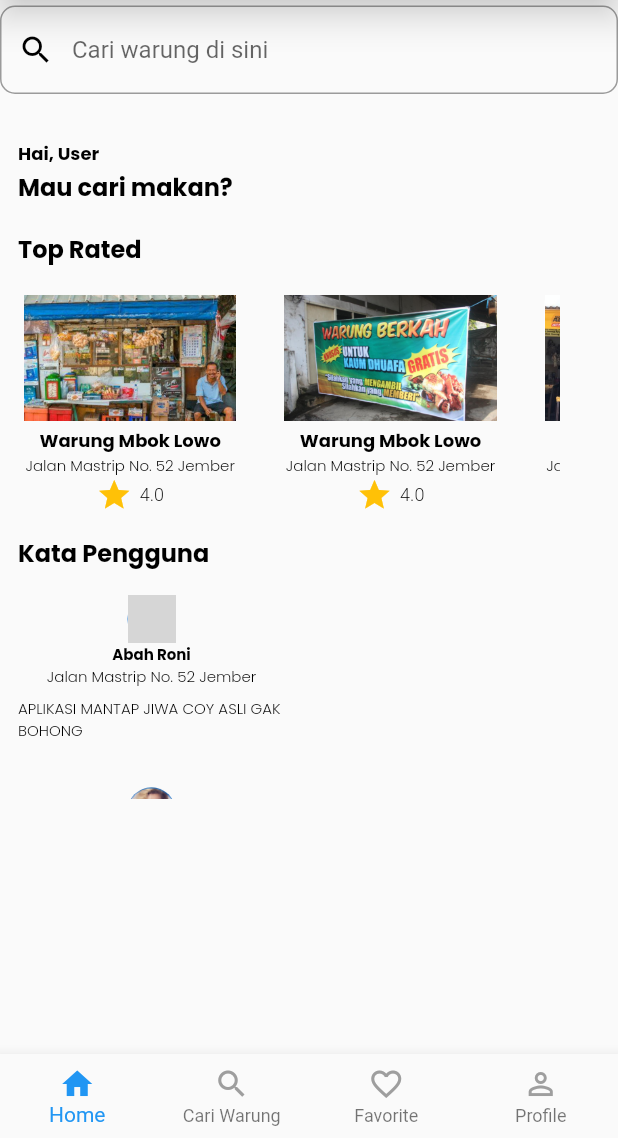
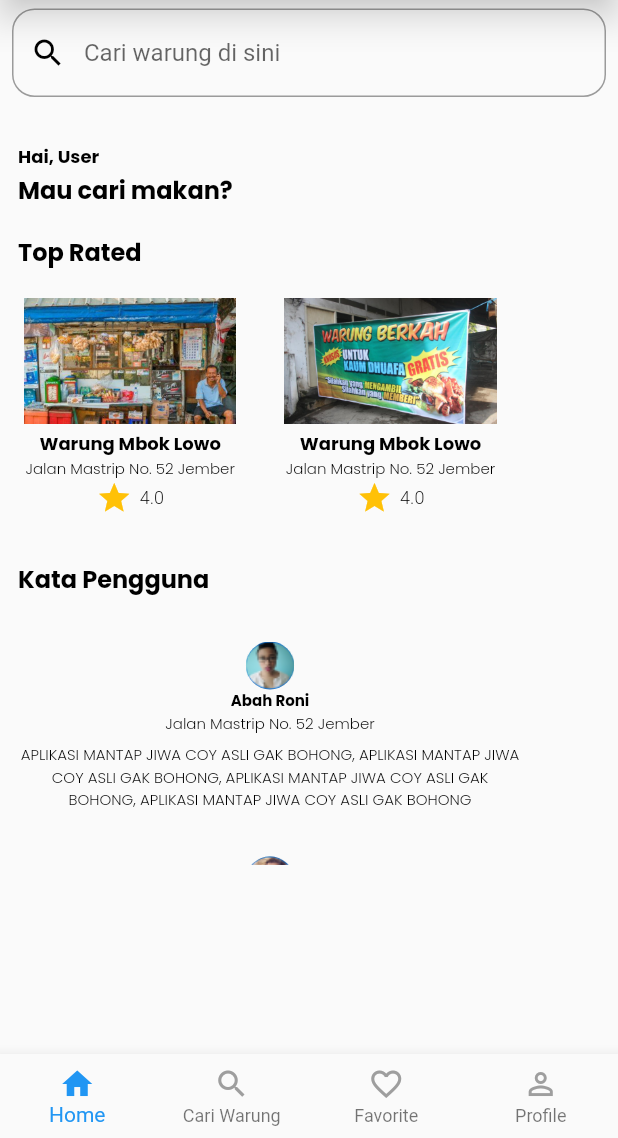
Before and after one commit to Bluemorpho61/WarungKuy-Mobile, a Flutter app: the screen it shows after launch, after a tap on "Masuk", on a phone screen of 412 x 824 dp, the part 98-1236 px from its top. Run offline on Flutter 3.47's test engine with Material 2 defaults, Android fonts, the phone set to English and light mode, and no system bars; our stand-ins replace google_fonts; grey boxes are pictures that could not be loaded.

Commit message:
Memperbaiki Frontend

```diff
--- a/lib/login.dart
+++ b/lib/login.dart
@@ -12,11 +12,12 @@ class Login extends StatefulWidget {
 }
 
 class _LoginState extends State<Login> {
-  final TextEditingController _emailController = TextEditingController(text: ""),
+  final TextEditingController _emailController =
+          TextEditingController(text: ""),
       _passwordController = TextEditingController(text: "");
 
   @override
-  void dispose(){
+  void dispose() {
     _emailController;
     _passwordController;
     super.dispose();
@@ -28,8 +29,6 @@ class _LoginState extends State<Login> {
 // });
 // print(response.body);
 // }
-
-
 
   @override
   Widget build(BuildContext context) {
@@ -84,7 +83,6 @@ class _LoginState extends State<Login> {
                             borderRadius:
                                 BorderRadius.all(Radius.circular(10))),
                       ),
-
                     ),
                   ),
                   const SizedBox(
@@ -94,17 +92,16 @@ class _LoginState extends State<Login> {
                       height: 35,
                       width: 260,
                       child: TextFormField(
+                        obscureText: true,
                         decoration: InputDecoration(
                             labelText: "Password",
                             prefixIcon: Icon(Icons.password),
                             fillColor: Colors.black,
                             border: OutlineInputBorder(
-                          borderRadius: BorderRadius.all(Radius.circular(10))
-                        )
-                      ),
+                                borderRadius:
+                                    BorderRadius.all(Radius.circular(10)))),
                         controller: _passwordController,
-                    )
-                  ),
+                      )),
                   const SizedBox(
                     height: 30,
                   ),
@@ -140,15 +137,19 @@ class _LoginState extends State<Login> {
                       },
                     ),
                   ),
+                  SizedBox(
+                    height: 20,
+                  ),
                   Container(
                     width: 250,
                     height: 39,
                     decoration: BoxDecoration(
-                      color: Colors.blue,
+                      borderRadius: const BorderRadius.all(Radius.circular(10)),
+                      color: const Color(0xFF127CBF),
                       border: Border.all(width: 1),
                       boxShadow: [
                         BoxShadow(
-                            color: Colors.black87,
+                            color: Colors.black.withOpacity(0.5),
                             spreadRadius: 2,
                             blurRadius: 1,
                             offset: Offset(1, 5))
--- a/lib/users/beranda.dart
+++ b/lib/users/beranda.dart
@@ -24,13 +24,19 @@ class _BerandaState extends State<Beranda> {
         child: Column(
           crossAxisAlignment: CrossAxisAlignment.start,
           children: [
-            SizedBox(height: 13.0),
-            TextField(
-              decoration: InputDecoration(
-                prefixIcon: const Icon(Icons.search, color: Colors.black),
-                hintText: 'Cari warung di sini',
-                border: OutlineInputBorder(
-                  borderRadius: BorderRadius.circular(10),
+            SizedBox(height: 15.0),
+            Padding(
+              padding: const EdgeInsets.only(
+                right: 8,
+                left: 8,
+              ),
+              child: TextField(
+                decoration: InputDecoration(
+                  prefixIcon: const Icon(Icons.search, color: Colors.black),
+                  hintText: 'Cari warung di sini',
+                  border: OutlineInputBorder(
+                    borderRadius: BorderRadius.circular(15),
+                  ),
                 ),
               ),
             ),
@@ -71,7 +77,7 @@ class _BerandaState extends State<Beranda> {
             Row(
               children: [
                 Container(
-                  width: 373.0,
+                  width: 360.0,
                   height: 149.0,
                   child: ListView(
                     scrollDirection: Axis.horizontal,
@@ -102,7 +108,7 @@ class _BerandaState extends State<Beranda> {
                 ),
               ],
             ),
-            SizedBox(height: 15.0),
+            SizedBox(height: 30.0),
             Padding(
               padding: const EdgeInsets.only(left: 12.0),
               child: Text(
@@ -113,25 +119,27 @@ class _BerandaState extends State<Beranda> {
                     fontWeight: FontWeight.w700),
               ),
             ),
-            SizedBox(height: 16.0),
+            SizedBox(height: 30.0),
             Row(
               children: [
                 Container(
-                    width: 202.0,
-                    height: 136.0,
+                    width: 360.0,
+                    height: 149.0,
                     child: ListView(
                       scrollDirection: Axis.vertical,
                       children: [
                         Padding(
-                            padding: const EdgeInsets.symmetric(horizontal: 12.0),
+                            padding:
+                                const EdgeInsets.symmetric(horizontal: 12.0),
                             child: berandaKomen(
                                 "Abah Roni",
                                 "Jalan Mastrip No. 52 Jember",
-                                "APLIKASI MANTAP JIWA COY ASLI GAK BOHONG",
-                                "../assets/foto1.png")),
+                                "APLIKASI MANTAP JIWA COY ASLI GAK BOHONG, APLIKASI MANTAP JIWA COY ASLI GAK BOHONG, APLIKASI MANTAP JIWA COY ASLI GAK BOHONG, APLIKASI MANTAP JIWA COY ASLI GAK BOHONG",
+                                "assets/foto1.png")),
                         SizedBox(height: 30.0),
                         Padding(
-                            padding: const EdgeInsets.symmetric(horizontal: 12.0),
+                            padding:
+                                const EdgeInsets.symmetric(horizontal: 12.0),
                             child: berandaKomen(
                                 "Abah Roni",
                                 "Jalan Mastrip No. 52 Jember",
@@ -242,7 +250,7 @@ Widget berandaKomen(
         deskripsikomen,
         style: poppinsTextStyle.copyWith(
             color: Colors.black, fontWeight: FontWeight.w300, fontSize: 10.0),
-        textAlign: TextAlign.start,
+        textAlign: TextAlign.center,
       ),
     ],
   ));
```
Also changed, not shown: pubspec.lock. Lines whose indentation alone changed are shown as unchanged.
